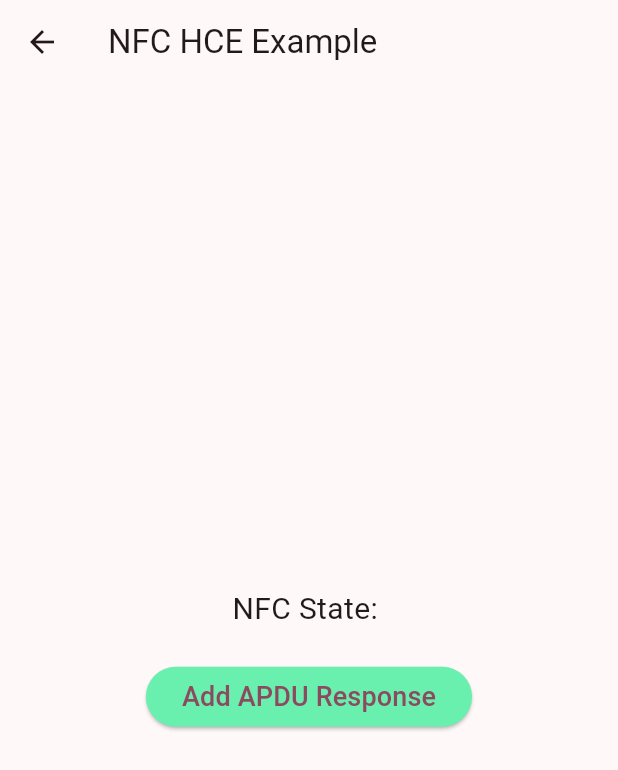
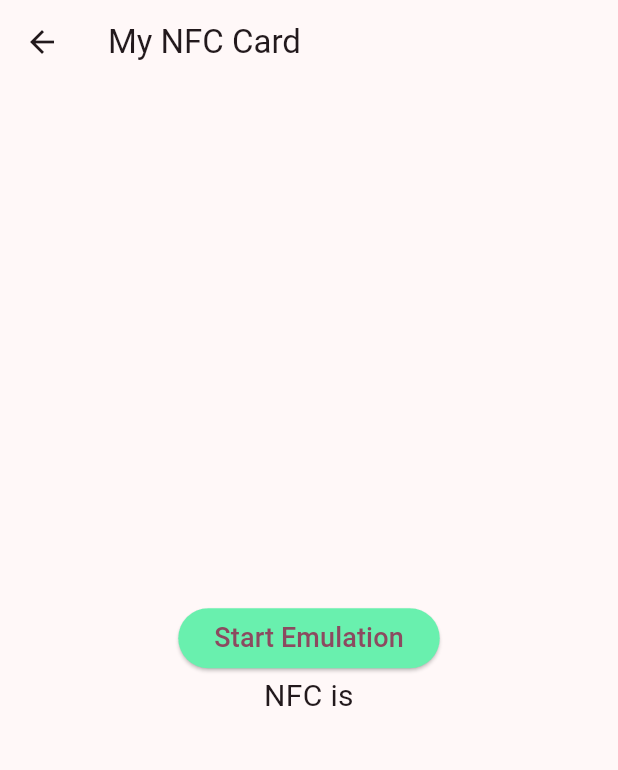
Before and after one commit to Sweisser7/wfp2, a Flutter app: the screen it shows after launch, after a tap on "Activate NFC Card", on a phone screen of 412 x 824 dp. Shown: the top 770 px of the screen. Run offline on Flutter 3.47's test engine with Material 3 defaults, Android fonts, the phone set to English and light mode, and no system bars; our stand-ins replace floor, flutter_riverpod, get, sqflite; missing offline and left inert: flutter_nfc_kit, ndef, nfc_host_card_emulation; accounts and stored records are empty; generated files the repository leaves out were written again.

Commit message:
last commit

```diff
--- a/lib/backend/qrcode_api_call.dart
+++ b/lib/backend/qrcode_api_call.dart
@@ -5,9 +5,9 @@ import 'package:flutter/material.dart';
 import 'package:http/http.dart' as http;
 
 class QrCodeApiClient {
-  final String apiUrl;
 
-  QrCodeApiClient({required this.apiUrl});
+
+  String apiUrl = 'https://api.qrserver.com/v1/create-qr-code/?';
 
   Future<Uint8List> fetchQrCode(String data, {int size = 500}) async {
     try {
--- a/lib/screens/homescreen.dart
+++ b/lib/screens/homescreen.dart
@@ -54,17 +54,6 @@ class _MyHomePageState extends State<MyHomePage> {
                 textColor: Colors.white
                 )),
             SizedBox(height: 5,),
-            InkWell(
-              onTap: () {
-
-                //Get.to(()=> Myqrcodescreen(), transition: Transition.fade, duration: Duration(seconds: 1));
-              },
-              child: ButtonWidget(
-                backgroundColor: Colors.black,
-                text: "Generate QR Code",
-                textColor: Colors.white
-                )),
-            SizedBox(height: 5,),
             ButtonWidget(backgroundColor: Colors.black, text: "Scan QR-Code", textColor: Colors.white),
             SizedBox(height: 5,),
             InkWell(
--- a/lib/widgets/card_emulation_widget.dart
+++ b/lib/widgets/card_emulation_widget.dart
@@ -1,6 +1,3 @@
-
-
-
 import 'package:flutter/material.dart';
 import 'package:nfc_host_card_emulation/nfc_host_card_emulation.dart';
 import 'package:wfp2/backend/nfc_emulation.dart';
@@ -18,7 +15,7 @@ class _CardEmulationWidgetState extends State<CardEmulationWidget> {
   @override
   void initState() {
     super.initState();
-    _nfcService.initialize();
+
     _nfcService.onApduReceived = (command) {
       setState(() {});
     };
@@ -27,33 +24,30 @@ class _CardEmulationWidgetState extends State<CardEmulationWidget> {
   @override
   Widget build(BuildContext context) {
     return Scaffold(
-      appBar: AppBar(title: const Text('NFC HCE Example')),
+      appBar: AppBar(title: const Text('My NFC Card')),
       body: Center(
-        child: _nfcService.nfcState == NfcState.enabled
-            ? Column(
+        child: Column(
           mainAxisAlignment: MainAxisAlignment.center,
           children: [
-                  Text(
-                    'NFC State: ${_nfcService.nfcState.name}',
-                    style: const TextStyle(fontSize: 20),
-                  ),
-                  const SizedBox(height: 20),
             ElevatedButton(
               style: ButtonStyle(
                 backgroundColor: WidgetStateProperty.all(
-                        _nfcService.apduAdded
+                  _nfcService.nfcState == NfcState.enabled
                       ? Colors.redAccent
                       : Colors.greenAccent,
                 ),
               ),
-                    onPressed: () async {
-                      await _nfcService.toggleApduResponse();
+              onPressed: () async
+              {
+                _nfcService.initialize();
+                _nfcService.toggleNfcState(_nfcService.checkDeviceState());
+
                 setState(() {});
               },
               child: Text(
-                      _nfcService.apduAdded
-                          ? 'Remove APDU Response'
-                          : 'Add APDU Response',
+                _nfcService.nfcState == NfcState.enabled
+                    ? 'Stop Emulation'
+                    : 'Start Emulation',
                 style: const TextStyle(fontSize: 18),
               ),
             ),
@@ -68,12 +62,12 @@ class _CardEmulationWidgetState extends State<CardEmulationWidget> {
                   style: const TextStyle(fontSize: 18),
                 ),
               ),
-                ],
-              )
-            : Text(
+            Text(
               'NFC is ${_nfcService.nfcState.name}',
               style: const TextStyle(fontSize: 20),
               textAlign: TextAlign.center,
+            ),
+          ],
         ),
       ),
     );
--- a/lib/widgets/nfc_dialogs.dart
+++ b/lib/widgets/nfc_dialogs.dart
@@ -39,4 +39,5 @@ void showResultDialog(BuildContext context, String message) {
       );
     },
   );
+  debugPrint("this is my message: $message");
 }
```
Also changed, not shown: lib/backend/nfc_emulation.dart (+18 -1 lines), lib/backend/stampcard.dart (+30 -23 lines), lib/main.dart (+0 -24 lines), lib/widgets/stampcard_widget.dart (+6 -4 lines). Lines whose indentation alone changed are shown as unchanged.
